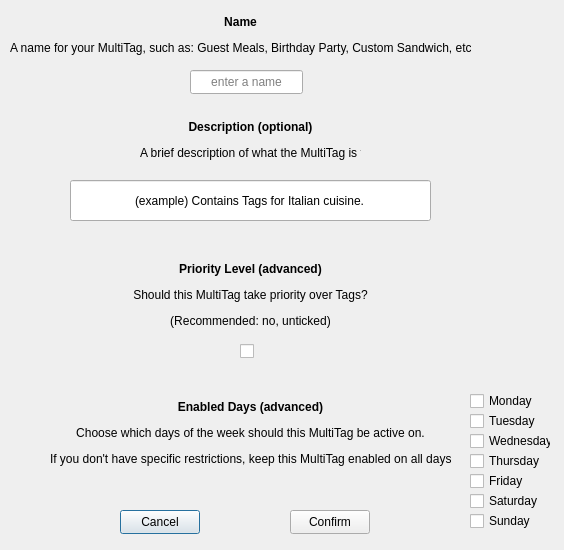
Before: the Qt Designer form qtfolder/MealPlanner/editmultitag_basicparams.ui in NoorA0/MealPlanner, drawn with Qt 5.
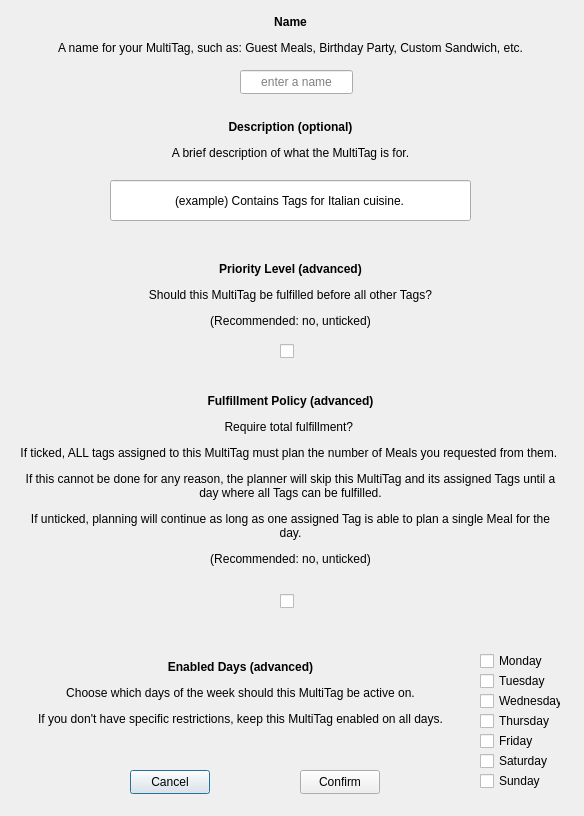
After: the same form once the commit is applied.

Commit message: implemented all MultiTag related windows

Patch:
```diff
--- a/qtfolder/MealPlanner/editmultitag_basicparams.ui
+++ b/qtfolder/MealPlanner/editmultitag_basicparams.ui
@@ -6,8 +6,8 @@
    <rect>
     <x>0</x>
     <y>0</y>
-    <width>564</width>
-    <height>550</height>
+    <width>584</width>
+    <height>816</height>
    </rect>
   </property>
   <property name="windowTitle">
@@ -16,8 +16,8 @@
   <widget class="QPushButton" name="pushButton_cancel">
    <property name="geometry">
     <rect>
-     <x>120</x>
-     <y>510</y>
+     <x>130</x>
+     <y>770</y>
      <width>80</width>
      <height>24</height>
     </rect>
@@ -26,24 +26,24 @@
     <string>Cancel</string>
    </property>
   </widget>
-  <widget class="QCheckBox" name="checkBox_mon">
+  <widget class="QLabel" name="label_elevatedPriority">
    <property name="geometry">
     <rect>
-     <x>470</x>
-     <y>390</y>
-     <width>78</width>
-     <height>22</height>
+     <x>20</x>
+     <y>260</y>
+     <width>541</width>
+     <height>71</height>
     </rect>
    </property>
    <property name="text">
-    <string>Monday</string>
+    <string>&lt;html&gt;&lt;head/&gt;&lt;body&gt;&lt;p align=&quot;center&quot;&gt;&lt;span style=&quot; font-weight:700;&quot;&gt;Priority Level (advanced)&lt;/span&gt;&lt;/p&gt;&lt;p align=&quot;center&quot;&gt;Should this MultiTag be fulfilled before all other Tags?&lt;/p&gt;&lt;p align=&quot;center&quot;&gt;(Recommended: no, unticked)&lt;/p&gt;&lt;/body&gt;&lt;/html&gt;</string>
    </property>
   </widget>
   <widget class="QPushButton" name="pushButton_confirm">
    <property name="geometry">
     <rect>
-     <x>290</x>
-     <y>510</y>
+     <x>300</x>
+     <y>770</y>
      <width>80</width>
      <height>24</height>
     </rect>
@@ -52,11 +52,82 @@
     <string>Confirm</string>
    </property>
   </widget>
+  <widget class="QLabel" name="label_enabledDays">
+   <property name="geometry">
+    <rect>
+     <x>20</x>
+     <y>660</y>
+     <width>441</width>
+     <height>81</height>
+    </rect>
+   </property>
+   <property name="text">
+    <string>&lt;html&gt;&lt;head/&gt;&lt;body&gt;&lt;p align=&quot;center&quot;&gt;&lt;span style=&quot; font-weight:700;&quot;&gt;Enabled Days (advanced)&lt;/span&gt;&lt;/p&gt;&lt;p align=&quot;center&quot;&gt;Choose which days of the week should this MultiTag be active on.&lt;/p&gt;&lt;p align=&quot;center&quot;&gt;If you don't have specific restrictions, keep this MultiTag enabled on all days.&lt;br/&gt;&lt;/p&gt;&lt;/body&gt;&lt;/html&gt;</string>
+   </property>
+  </widget>
+  <widget class="QLineEdit" name="lineEdit_name">
+   <property name="geometry">
+    <rect>
+     <x>240</x>
+     <y>70</y>
+     <width>113</width>
+     <height>24</height>
+    </rect>
+   </property>
+   <property name="maxLength">
+    <number>50</number>
+   </property>
+   <property name="alignment">
+    <set>Qt::AlignCenter</set>
+   </property>
+   <property name="placeholderText">
+    <string>enter a name</string>
+   </property>
+  </widget>
+  <widget class="QCheckBox" name="checkBox_elevatedPriority">
+   <property name="geometry">
+    <rect>
+     <x>280</x>
+     <y>340</y>
+     <width>21</width>
+     <height>22</height>
+    </rect>
+   </property>
+   <property name="text">
+    <string/>
+   </property>
+  </widget>
+  <widget class="QCheckBox" name="checkBox_fri">
+   <property name="geometry">
+    <rect>
+     <x>480</x>
+     <y>730</y>
+     <width>78</width>
+     <height>22</height>
+    </rect>
+   </property>
+   <property name="text">
+    <string>Friday</string>
+   </property>
+  </widget>
+  <widget class="QLabel" name="label_description">
+   <property name="geometry">
+    <rect>
+     <x>20</x>
+     <y>120</y>
+     <width>541</width>
+     <height>41</height>
+    </rect>
+   </property>
+   <property name="text">
+    <string>&lt;html&gt;&lt;head/&gt;&lt;body&gt;&lt;p align=&quot;center&quot;&gt;&lt;span style=&quot; font-weight:700;&quot;&gt;Description (optional)&lt;/span&gt;&lt;/p&gt;&lt;p align=&quot;center&quot;&gt;A brief description of what the MultiTag is for.&lt;/p&gt;&lt;/body&gt;&lt;/html&gt;</string>
+   </property>
+  </widget>
   <widget class="QCheckBox" name="checkBox_sat">
    <property name="geometry">
     <rect>
-     <x>470</x>
-     <y>490</y>
+     <x>480</x>
+     <y>750</y>
      <width>78</width>
      <height>22</height>
     </rect>
@@ -68,7 +139,7 @@
   <widget class="QLineEdit" name="lineEdit_description">
    <property name="geometry">
     <rect>
-     <x>70</x>
+     <x>110</x>
      <y>180</y>
      <width>361</width>
      <height>41</height>
@@ -90,56 +161,11 @@
     <string>(example) Contains Meals suitable for picnics.</string>
    </property>
   </widget>
-  <widget class="QCheckBox" name="checkBox_sun">
-   <property name="geometry">
-    <rect>
-     <x>470</x>
-     <y>510</y>
-     <width>78</width>
-     <height>22</height>
-    </rect>
-   </property>
-   <property name="text">
-    <string>Sunday</string>
-   </property>
-  </widget>
-  <widget class="QLineEdit" name="lineEdit_name">
-   <property name="geometry">
-    <rect>
-     <x>190</x>
-     <y>70</y>
-     <width>113</width>
-     <height>24</height>
-    </rect>
-   </property>
-   <property name="maxLength">
-    <number>50</number>
-   </property>
-   <property name="alignment">
-    <set>Qt::AlignCenter</set>
-   </property>
-   <property name="placeholderText">
-    <string>enter a name</string>
-   </property>
-  </widget>
-  <widget class="QCheckBox" name="checkBox_dependsOnMultiTag">
-   <property name="geometry">
-    <rect>
-     <x>240</x>
-     <y>340</y>
-     <width>21</width>
-     <height>22</height>
-    </rect>
-   </property>
-   <property name="text">
-    <string/>
-   </property>
-  </widget>
   <widget class="QCheckBox" name="checkBox_wed">
    <property name="geometry">
     <rect>
-     <x>470</x>
-     <y>430</y>
+     <x>480</x>
+     <y>690</y>
      <width>81</width>
      <height>22</height>
     </rect>
@@ -148,37 +174,66 @@
     <string>Wednesday</string>
    </property>
   </widget>
-  <widget class="QLabel" name="label_description">
+  <widget class="QCheckBox" name="checkBox_tue">
    <property name="geometry">
     <rect>
-     <x>140</x>
-     <y>120</y>
-     <width>221</width>
-     <height>41</height>
+     <x>480</x>
+     <y>670</y>
+     <width>78</width>
+     <height>22</height>
     </rect>
    </property>
    <property name="text">
-    <string>&lt;html&gt;&lt;head/&gt;&lt;body&gt;&lt;p align=&quot;center&quot;&gt;&lt;span style=&quot; font-weight:700;&quot;&gt;Description (optional)&lt;/span&gt;&lt;/p&gt;&lt;p align=&quot;center&quot;&gt;A brief description of what the MultiTag is for.&lt;/p&gt;&lt;/body&gt;&lt;/html&gt;</string>
+    <string>Tuesday</string>
    </property>
   </widget>
-  <widget class="QLabel" name="label_multitagDependency">
+  <widget class="QCheckBox" name="checkBox_sun">
    <property name="geometry">
     <rect>
-     <x>130</x>
-     <y>260</y>
-     <width>241</width>
-     <height>71</height>
+     <x>480</x>
+     <y>770</y>
+     <width>78</width>
+     <height>22</height>
     </rect>
    </property>
    <property name="text">
-    <string>&lt;html&gt;&lt;head/&gt;&lt;body&gt;&lt;p align=&quot;center&quot;&gt;&lt;span style=&quot; font-weight:700;&quot;&gt;Priority Level (advanced)&lt;/span&gt;&lt;/p&gt;&lt;p align=&quot;center&quot;&gt;Should this MultiTag take priority over Tags?&lt;/p&gt;&lt;p align=&quot;center&quot;&gt;(Recommended: no, unticked)&lt;/p&gt;&lt;/body&gt;&lt;/html&gt;</string>
+    <string>Sunday</string>
+   </property>
+  </widget>
+  <widget class="QCheckBox" name="checkBox_mon">
+   <property name="geometry">
+    <rect>
+     <x>480</x>
+     <y>650</y>
+     <width>78</width>
+     <height>22</height>
+    </rect>
+   </property>
+   <property name="text">
+    <string>Monday</string>
+   </property>
+  </widget>
+  <widget class="QLabel" name="label_requireTotalFulfillment">
+   <property name="geometry">
+    <rect>
+     <x>20</x>
+     <y>390</y>
+     <width>541</width>
+     <height>181</height>
+    </rect>
+   </property>
+   <property name="text">
+    <string>&lt;html&gt;&lt;head/&gt;&lt;body&gt;&lt;p align=&quot;center&quot;&gt;&lt;span style=&quot; font-weight:700;&quot;&gt;Fulfillment Policy (advanced)&lt;/span&gt;&lt;/p&gt;&lt;p align=&quot;center&quot;&gt;Require total fulfillment? &lt;/p&gt;&lt;p align=&quot;center&quot;&gt;If ticked, ALL tags assigned to this MultiTag must plan the number of Meals you requested from them. &lt;/p&gt;&lt;p align=&quot;center&quot;&gt;If this cannot be done for any reason, the planner will skip this MultiTag and its assigned Tags until a day where all Tags can be fulfilled.&lt;/p&gt;&lt;p align=&quot;center&quot;&gt;If unticked, planning will continue as long as one assigned Tag is able to plan a single Meal for the day.&lt;/p&gt;&lt;p align=&quot;center&quot;&gt;(Recommended: no, unticked)&lt;/p&gt;&lt;/body&gt;&lt;/html&gt;</string>
+   </property>
+   <property name="wordWrap">
+    <bool>true</bool>
    </property>
   </widget>
   <widget class="QCheckBox" name="checkBox_thu">
    <property name="geometry">
     <rect>
-     <x>470</x>
-     <y>450</y>
+     <x>480</x>
+     <y>710</y>
      <width>78</width>
      <height>22</height>
     </rect>
@@ -187,12 +242,25 @@
     <string>Thursday</string>
    </property>
   </widget>
+  <widget class="QCheckBox" name="checkBox_requireTotalFulfillment">
+   <property name="geometry">
+    <rect>
+     <x>280</x>
+     <y>590</y>
+     <width>21</width>
+     <height>22</height>
+    </rect>
+   </property>
+   <property name="text">
+    <string/>
+   </property>
+  </widget>
   <widget class="QLabel" name="label_name">
    <property name="geometry">
     <rect>
-     <x>10</x>
+     <x>20</x>
      <y>10</y>
-     <width>461</width>
+     <width>541</width>
      <height>51</height>
     </rect>
    </property>
@@ -200,45 +268,6 @@
     <string>&lt;html&gt;&lt;head/&gt;&lt;body&gt;&lt;p align=&quot;center&quot;&gt;&lt;span style=&quot; font-weight:700;&quot;&gt;Name&lt;/span&gt;&lt;/p&gt;&lt;p align=&quot;center&quot;&gt;A name for your MultiTag, such as: Guest Meals, Birthday Party, Custom Sandwich, etc.&lt;/p&gt;&lt;/body&gt;&lt;/html&gt;</string>
    </property>
   </widget>
-  <widget class="QLabel" name="label_enabledDays">
-   <property name="geometry">
-    <rect>
-     <x>50</x>
-     <y>400</y>
-     <width>401</width>
-     <height>81</height>
-    </rect>
-   </property>
-   <property name="text">
-    <string>&lt;html&gt;&lt;head/&gt;&lt;body&gt;&lt;p align=&quot;center&quot;&gt;&lt;span style=&quot; font-weight:700;&quot;&gt;Enabled Days (advanced)&lt;/span&gt;&lt;/p&gt;&lt;p align=&quot;center&quot;&gt;Choose which days of the week should this MultiTag be active on.&lt;/p&gt;&lt;p align=&quot;center&quot;&gt;If you don't have specific restrictions, keep this MultiTag enabled on all days.&lt;br/&gt;&lt;/p&gt;&lt;/body&gt;&lt;/html&gt;</string>
-   </property>
-  </widget>
-  <widget class="QCheckBox" name="checkBox_tue">
-   <property name="geometry">
-    <rect>
-     <x>470</x>
-     <y>410</y>
-     <width>78</width>
-     <height>22</height>
-    </rect>
-   </property>
-   <property name="text">
-    <string>Tuesday</string>
-   </property>
-  </widget>
-  <widget class="QCheckBox" name="checkBox_fri">
-   <property name="geometry">
-    <rect>
-     <x>470</x>
-     <y>470</y>
-     <width>78</width>
-     <height>22</height>
-    </rect>
-   </property>
-   <property name="text">
-    <string>Friday</string>
-   </property>
-  </widget>
  </widget>
  <resources/>
  <connections/>
```
The commit also changes 19 other files.
